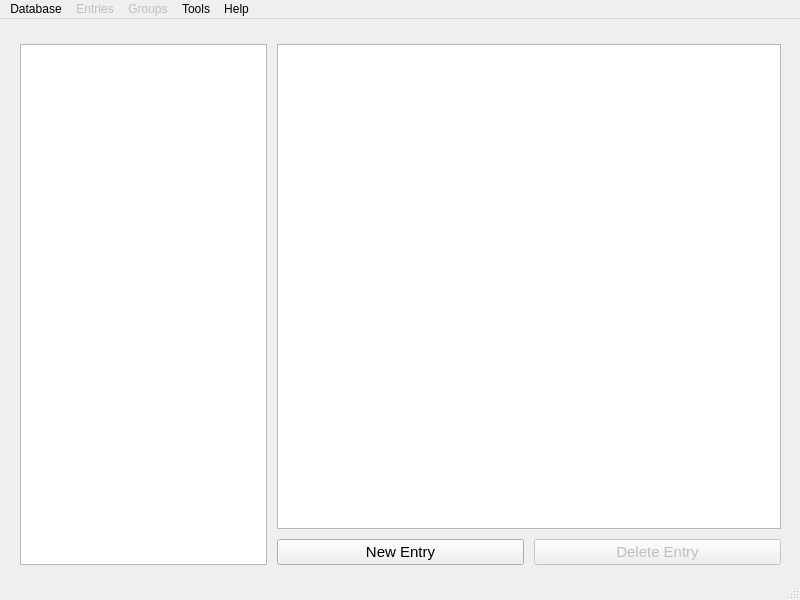
Old version of the form Forms/MainWindow.ui in the repository AdrianoGoede/PassForge.
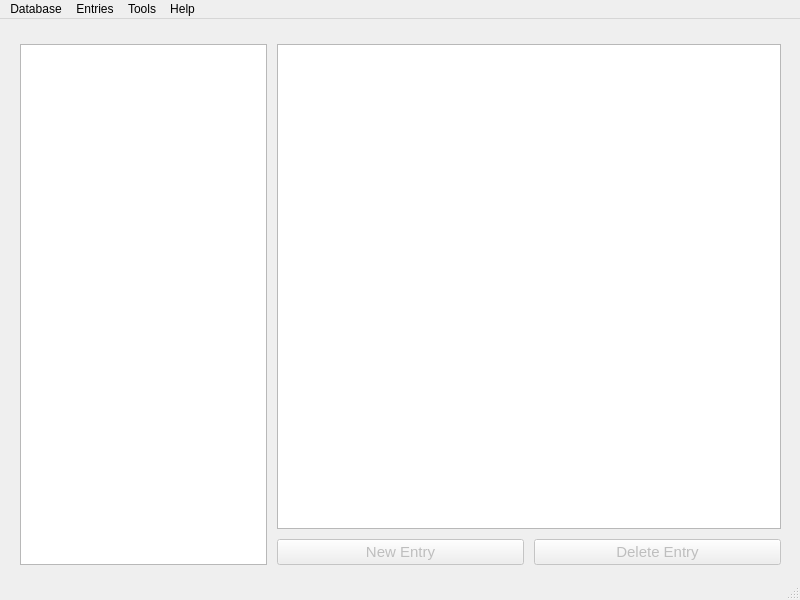
New version of the form. Icons and pictures are not drawn.

The edit to the form file:
```diff
--- a/Forms/MainWindow.ui
+++ b/Forms/MainWindow.ui
@@ -14,7 +14,7 @@
    <string>PassForge</string>
   </property>
   <widget class="QWidget" name="CentralWidget">
-   <widget class="QWidget" name="">
+   <widget class="QWidget" name="layoutWidget">
     <property name="geometry">
      <rect>
       <x>10</x>
@@ -62,6 +62,9 @@
      </item>
      <item row="1" column="1">
       <widget class="QPushButton" name="AddEntryPushButton">
+       <property name="enabled">
+        <bool>false</bool>
+       </property>
        <property name="font">
         <font>
          <pointsize>11</pointsize>
@@ -106,7 +109,7 @@
    </widget>
    <widget class="QMenu" name="MainWindowMenubarMenuEntries">
     <property name="enabled">
-     <bool>false</bool>
+     <bool>true</bool>
     </property>
     <property name="title">
      <string>Entries</string>
@@ -125,18 +128,6 @@
     <addaction name="separator"/>
     <addaction name="ActionPerfomEntryAutoType"/>
    </widget>
-   <widget class="QMenu" name="MainWindowMenubarMenuGroups">
-    <property name="enabled">
-     <bool>false</bool>
-    </property>
-    <property name="title">
-     <string>Groups</string>
-    </property>
-    <addaction name="ActionGroupNew"/>
-    <addaction name="ActionGroupEdit"/>
-    <addaction name="ActionGroupDuplicate"/>
-    <addaction name="ActionGroupDelete"/>
-   </widget>
    <widget class="QMenu" name="MainWindowMenubarMenuTools">
     <property name="title">
      <string>Tools</string>
@@ -152,7 +143,6 @@
    </widget>
    <addaction name="MainWindowMenubarMenuDatabase"/>
    <addaction name="MainWindowMenubarMenuEntries"/>
-   <addaction name="MainWindowMenubarMenuGroups"/>
    <addaction name="MainWindowMenubarMenuTools"/>
    <addaction name="MainWindowMenubarMenuHelp"/>
   </widget>
```
Left out of the diff: 17 changed lines with no effect on the pictures.
